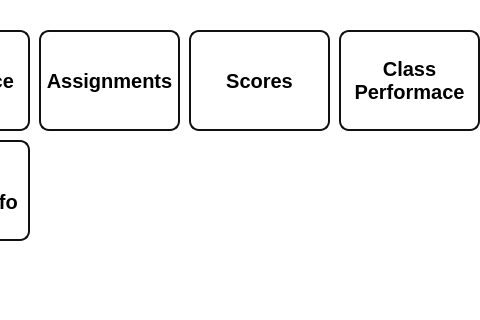
Before: the Qt Designer form landingpage.ui in suvam452/Mulyankan, drawn with Qt 5; both pictures show x 203 to 683 and y 0 to 320 of the 683 by 456 pixel window.
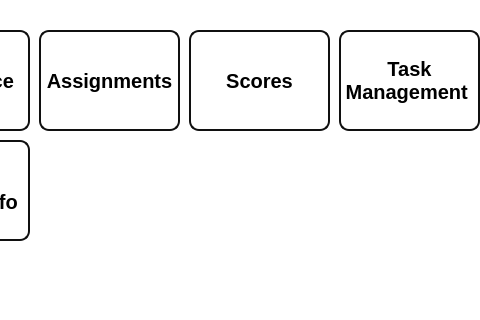
After: the same form once the commit is applied. Icons and pictures are not drawn.

What changed in the file:
```diff
--- a/landingpage.ui
+++ b/landingpage.ui
@@ -139,8 +139,8 @@
 </string>
     </property>
     <property name="text">
-     <string>Class 
-Performace</string>
+     <string>Task 
+Management </string>
     </property>
    </widget>
    <widget class="QPushButton" name="pushButton_studentinto">
```
Left out of the diff: 2 changed lines with no effect on the pictures.
